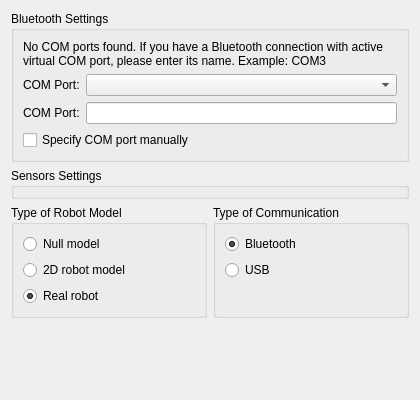
Qt form plugins/robots/robotsInterpreter/robotSettingsPage.ui (qreal/qreal) before a commit.
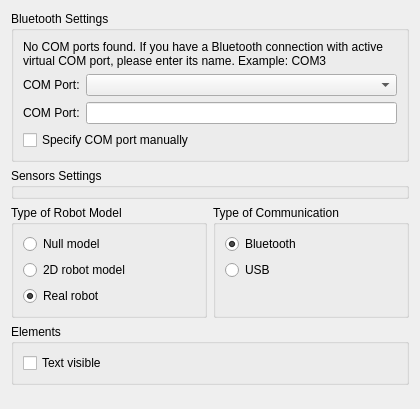
The same form after that commit.

Commit message: Added titles visibility customization

Diff of the .ui file:
```diff
--- a/plugins/robots/robotsInterpreter/robotSettingsPage.ui
+++ b/plugins/robots/robotsInterpreter/robotSettingsPage.ui
@@ -7,7 +7,7 @@
     <x>0</x>
     <y>0</y>
     <width>420</width>
-    <height>400</height>
+    <height>409</height>
    </rect>
   </property>
   <layout class="QGridLayout" name="gridLayout">
@@ -122,7 +122,7 @@
      </layout>
     </widget>
    </item>
-   <item row="3" column="0" colspan="2">
+   <item row="4" column="0" colspan="2">
     <spacer name="verticalSpacer">
      <property name="orientation">
       <enum>Qt::Vertical</enum>
@@ -142,6 +142,22 @@
      </property>
     </widget>
    </item>
+   <item row="3" column="0" colspan="2">
+    <widget class="QGroupBox" name="elementsGroupBox">
+     <property name="title">
+      <string>Elements</string>
+     </property>
+     <layout class="QVBoxLayout" name="verticalLayout">
+      <item>
+       <widget class="QCheckBox" name="textVisibleCheckBox">
+        <property name="text">
+         <string>Text visible</string>
+        </property>
+       </widget>
+      </item>
+     </layout>
+    </widget>
+   </item>
   </layout>
  </widget>
  <resources/>
```
The commit also changes 24 other files.
